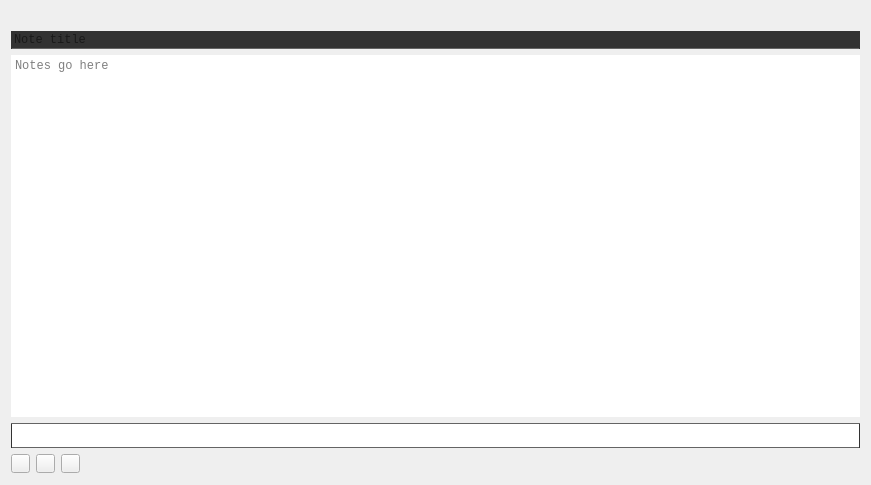
This is src/notesheet.ui in akaddoura/writbit as Qt 5 draws it before an edit. The edited form follows.
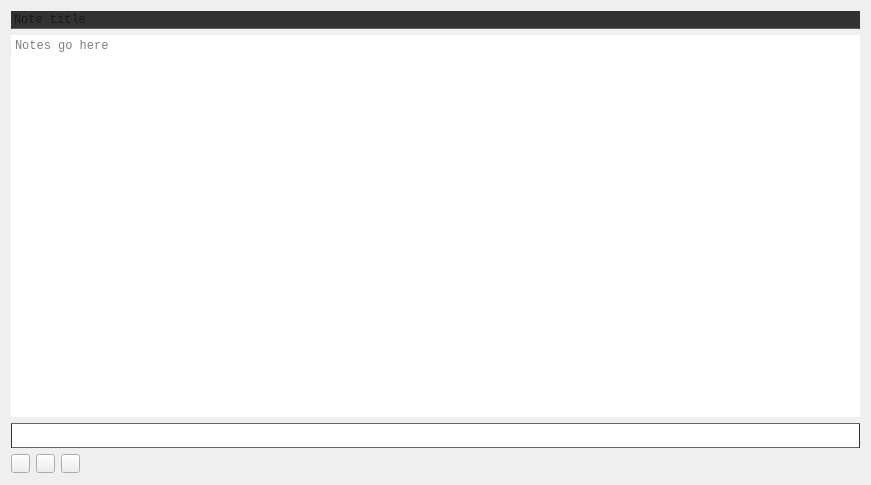
This is the edited form.

```diff
--- a/src/notesheet.ui
+++ b/src/notesheet.ui
@@ -35,13 +35,6 @@
    <string>Form</string>
   </property>
   <layout class="QVBoxLayout" name="verticalLayout">
-   <item>
-    <widget class="QLabel" name="noteIDUI">
-     <property name="text">
-      <string/>
-     </property>
-    </widget>
-   </item>
    <item>
     <widget class="QLineEdit" name="noteTitleUI">
      <property name="font">
```
Left out of the diff: 9 changed lines with no effect on the pictures.
